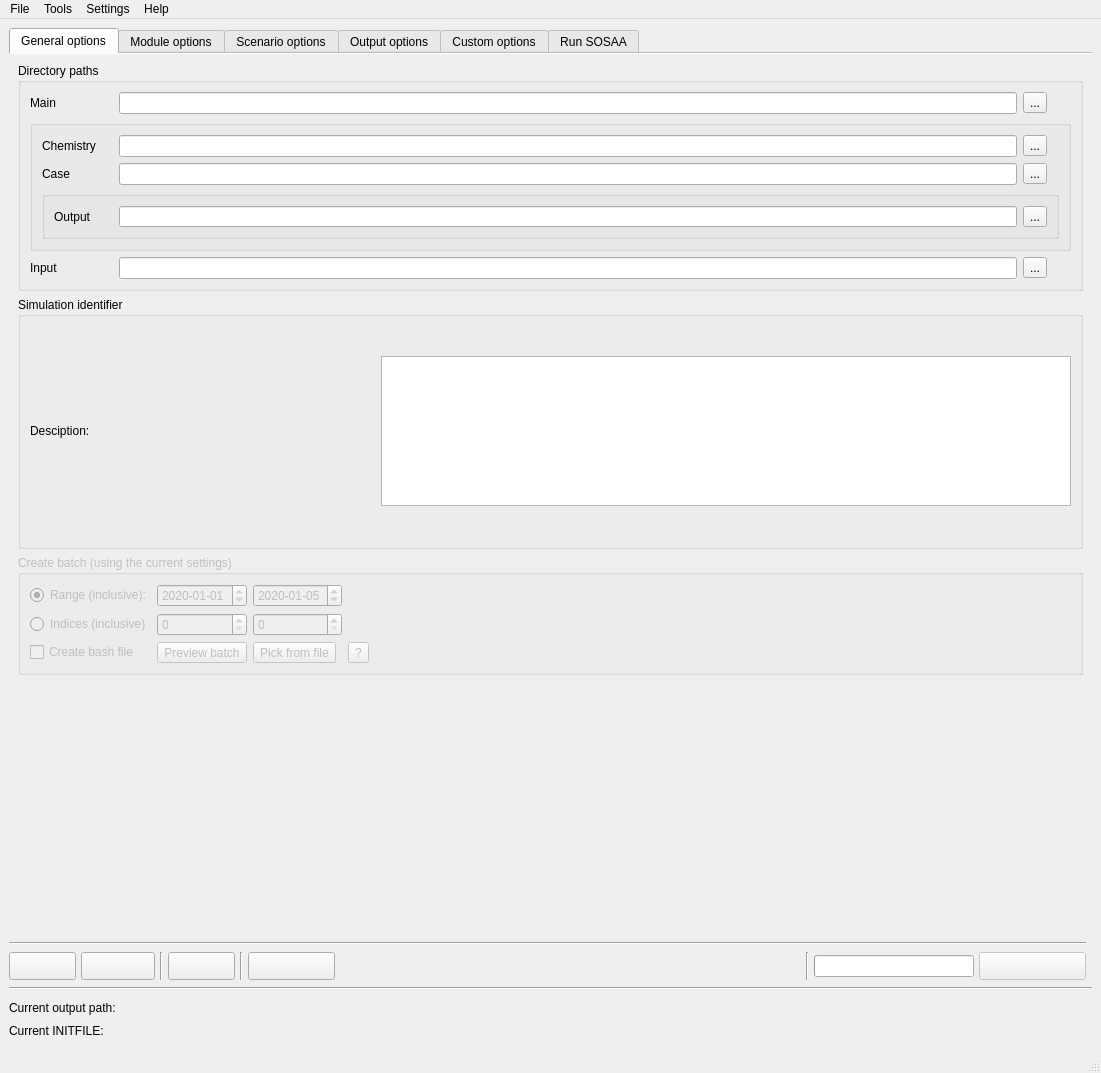
Before: the Qt Designer form sosaa_gui/layouts/gui.ui in juntyr/sosaa-gui, drawn with Qt 5.
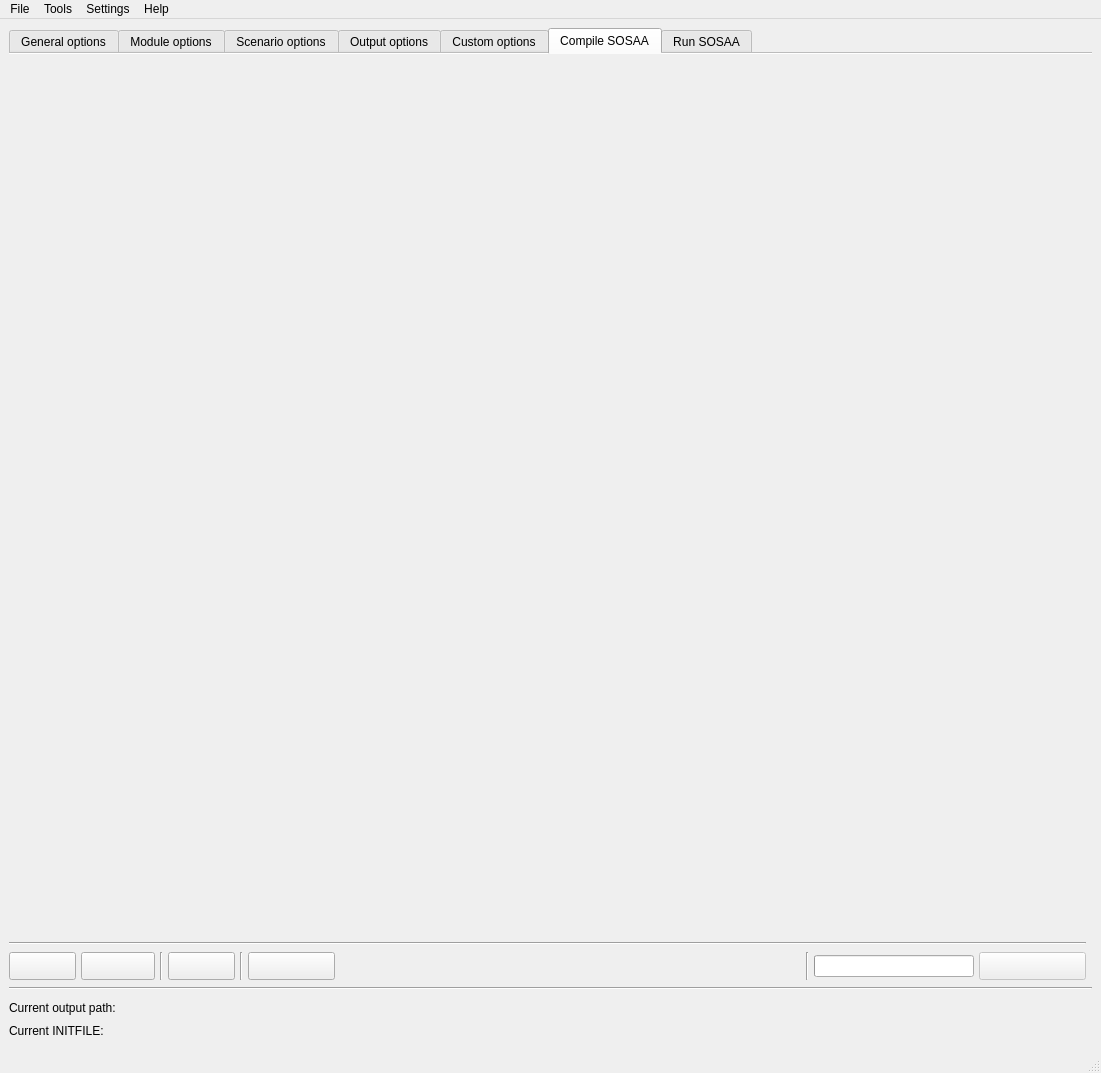
After: the same form once the commit is applied. The open tabs and pages were chosen to show the change.

Commit message: Add a new compilation tab to the GUI

```diff
--- a/sosaa_gui/layouts/gui.ui
+++ b/sosaa_gui/layouts/gui.ui
@@ -2323,6 +2323,81 @@
         </item>
        </layout>
       </widget>
+      <widget class="QWidget" name="tab_6">
+       <attribute name="title">
+        <string>Compile SOSAA</string>
+       </attribute>
+       <layout class="QGridLayout" name="gridLayout_44">
+        <item row="3" column="1">
+         <spacer name="verticalSpacer_5">
+          <property name="orientation">
+           <enum>Qt::Vertical</enum>
+          </property>
+          <property name="sizeHint" stdset="0">
+           <size>
+            <width>20</width>
+            <height>40</height>
+           </size>
+          </property>
+         </spacer>
+        </item>
+        <item row="1" column="1">
+         <spacer name="verticalSpacer_4">
+          <property name="orientation">
+           <enum>Qt::Vertical</enum>
+          </property>
+          <property name="sizeHint" stdset="0">
+           <size>
+            <width>20</width>
+            <height>40</height>
+           </size>
+          </property>
+         </spacer>
+        </item>
+        <item row="2" column="0">
+         <spacer name="horizontalSpacer_5">
+          <property name="orientation">
+           <enum>Qt::Horizontal</enum>
+          </property>
+          <property name="sizeHint" stdset="0">
+           <size>
+            <width>40</width>
+            <height>20</height>
+           </size>
+          </property>
+         </spacer>
+        </item>
+        <item row="2" column="2">
+         <spacer name="horizontalSpacer_6">
+          <property name="orientation">
+           <enum>Qt::Horizontal</enum>
+          </property>
+          <property name="sizeHint" stdset="0">
+           <size>
+            <width>40</width>
+            <height>20</height>
+           </size>
+          </property>
+         </spacer>
+        </item>
+        <item row="2" column="1">
+         <widget class="QWidget" name="terminal_compile" native="true">
+          <property name="minimumSize">
+           <size>
+            <width>640</width>
+            <height>480</height>
+           </size>
+          </property>
+          <property name="maximumSize">
+           <size>
+            <width>640</width>
+            <height>480</height>
+           </size>
+          </property>
+         </widget>
+        </item>
+       </layout>
+      </widget>
       <widget class="QWidget" name="tab_9">
        <attribute name="title">
         <string>Run SOSAA</string>
```
Left out of the diff: 492 changed lines with no effect on the pictures.
